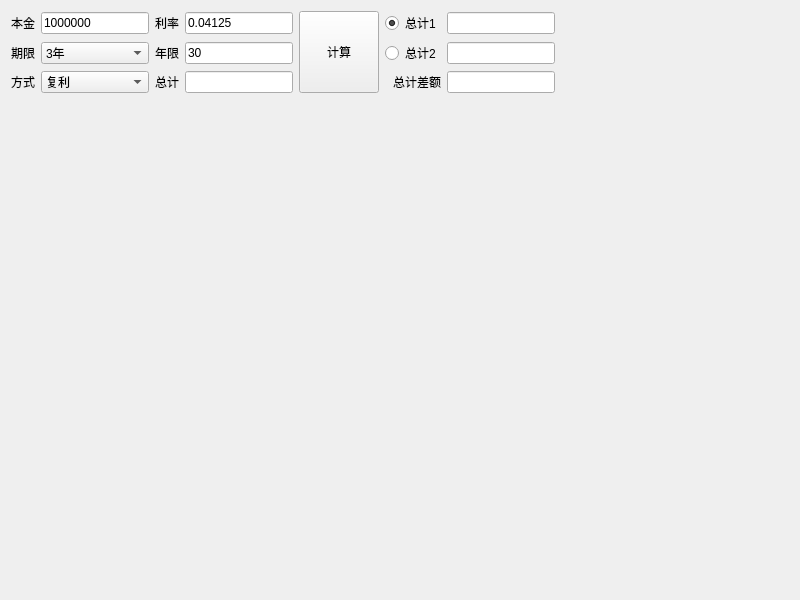
The window that tool/moneytool/widget.ui (feiyangqingyun/QWidgetDemo) describes before a commit, drawn with Qt 5.
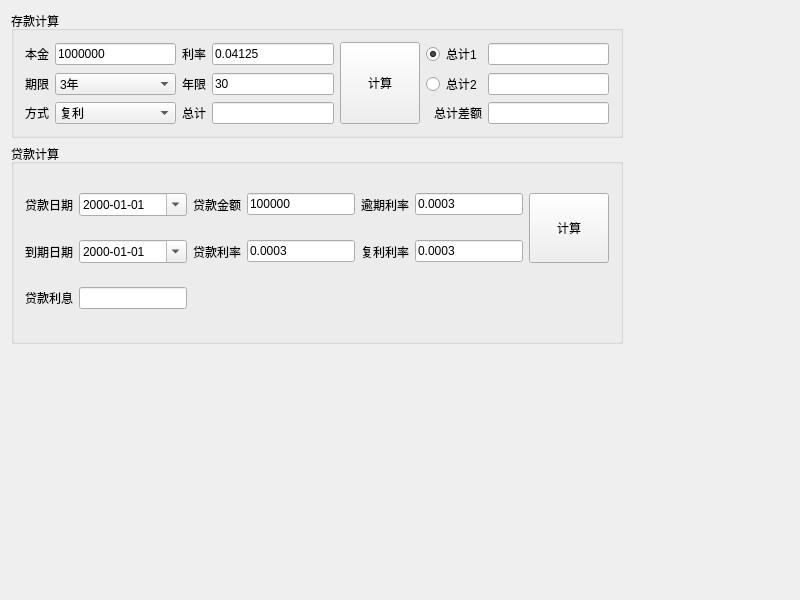
The same window after the commit.

```diff
--- a/tool/moneytool/widget.ui
+++ b/tool/moneytool/widget.ui
@@ -13,6 +13,12 @@
   <property name="windowTitle">
    <string>存款计算器</string>
   </property>
+  <layout class="QGridLayout" name="gridLayout_3">
+   <item row="0" column="0">
+    <widget class="QGroupBox" name="groupBox">
+     <property name="title">
+      <string>存款计算</string>
+     </property>
   <layout class="QGridLayout" name="gridLayout_2">
    <item row="0" column="0">
     <widget class="QWidget" name="widget" native="true">
@@ -192,6 +198,9 @@
      </layout>
     </widget>
    </item>
+     </layout>
+    </widget>
+   </item>
    <item row="0" column="1">
     <spacer name="horizontalSpacer">
      <property name="orientation">
@@ -206,6 +215,140 @@
     </spacer>
    </item>
    <item row="1" column="0">
+    <widget class="QGroupBox" name="groupBox_2">
+     <property name="minimumSize">
+      <size>
+       <width>0</width>
+       <height>200</height>
+      </size>
+     </property>
+     <property name="title">
+      <string>贷款计算</string>
+     </property>
+     <layout class="QGridLayout" name="gridLayout_4">
+      <item row="1" column="2">
+       <widget class="QLabel" name="labRate2">
+        <property name="text">
+         <string>贷款利率</string>
+        </property>
+       </widget>
+      </item>
+      <item row="0" column="2">
+       <widget class="QLabel" name="labMoney2">
+        <property name="text">
+         <string>贷款金额</string>
+        </property>
+       </widget>
+      </item>
+      <item row="0" column="6" rowspan="2">
+       <widget class="QPushButton" name="btnCalc2">
+        <property name="sizePolicy">
+         <sizepolicy hsizetype="Minimum" vsizetype="Expanding">
+          <horstretch>0</horstretch>
+          <verstretch>0</verstretch>
+         </sizepolicy>
+        </property>
+        <property name="text">
+         <string>计算</string>
+        </property>
+       </widget>
+      </item>
+      <item row="0" column="5">
+       <widget class="QLineEdit" name="txtRate3">
+        <property name="text">
+         <string>0.0003</string>
+        </property>
+       </widget>
+      </item>
+      <item row="1" column="0">
+       <widget class="QLabel" name="labEnd">
+        <property name="text">
+         <string>到期日期</string>
+        </property>
+       </widget>
+      </item>
+      <item row="0" column="4">
+       <widget class="QLabel" name="labRate3">
+        <property name="text">
+         <string>逾期利率</string>
+        </property>
+       </widget>
+      </item>
+      <item row="1" column="5">
+       <widget class="QLineEdit" name="txtRate4">
+        <property name="text">
+         <string>0.0003</string>
+        </property>
+       </widget>
+      </item>
+      <item row="0" column="1">
+       <widget class="QDateEdit" name="dateStart">
+        <property name="sizePolicy">
+         <sizepolicy hsizetype="Expanding" vsizetype="Fixed">
+          <horstretch>0</horstretch>
+          <verstretch>0</verstretch>
+         </sizepolicy>
+        </property>
+        <property name="displayFormat">
+         <string>yyyy-MM-dd</string>
+        </property>
+        <property name="calendarPopup">
+         <bool>true</bool>
+        </property>
+       </widget>
+      </item>
+      <item row="1" column="1">
+       <widget class="QDateEdit" name="dateEnd">
+        <property name="displayFormat">
+         <string>yyyy-MM-dd</string>
+        </property>
+        <property name="calendarPopup">
+         <bool>true</bool>
+        </property>
+       </widget>
+      </item>
+      <item row="0" column="3">
+       <widget class="QLineEdit" name="txtMoney2">
+        <property name="text">
+         <string>100000</string>
+        </property>
+       </widget>
+      </item>
+      <item row="1" column="3">
+       <widget class="QLineEdit" name="txtRate2">
+        <property name="text">
+         <string>0.0003</string>
+        </property>
+       </widget>
+      </item>
+      <item row="0" column="0">
+       <widget class="QLabel" name="labStart">
+        <property name="text">
+         <string>贷款日期</string>
+        </property>
+       </widget>
+      </item>
+      <item row="1" column="4">
+       <widget class="QLabel" name="labRate4">
+        <property name="text">
+         <string>复利利率</string>
+        </property>
+       </widget>
+      </item>
+      <item row="2" column="0">
+       <widget class="QLabel" name="labValue2">
+        <property name="text">
+         <string>贷款利息</string>
+        </property>
+       </widget>
+      </item>
+      <item row="2" column="1">
+       <widget class="QLineEdit" name="txtResult2"/>
+      </item>
+     </layout>
+    </widget>
+   </item>
+   <item row="2" column="0">
     <spacer name="verticalSpacer">
      <property name="orientation">
       <enum>Qt::Vertical</enum>
```
Left out of the diff: 4 changed lines with no effect on the pictures. Lines whose indentation alone changed are shown as unchanged.
